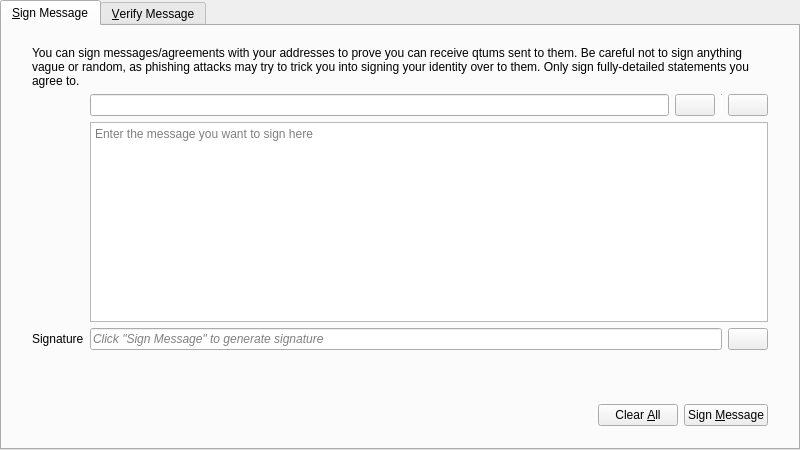
Old version of the form src/qt/forms/signverifymessagedialog.ui in the repository yodynetwork/yody.
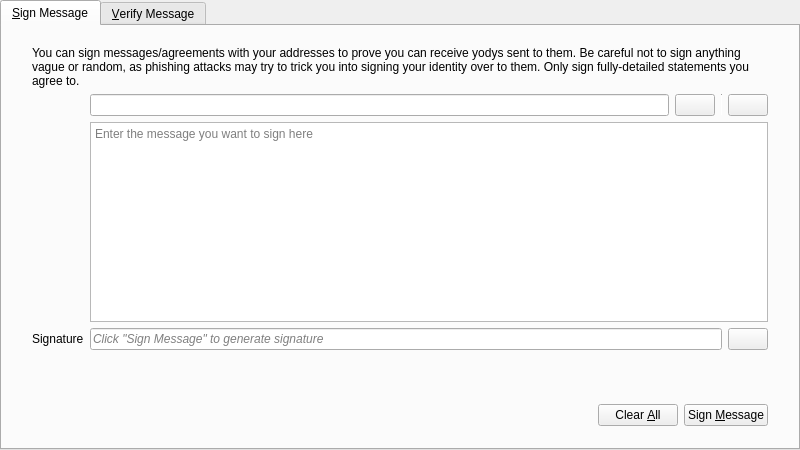
New version of the form. Icons and pictures are not drawn. Custom widgets are drawn as their Qt base class.

Commit message: Change qtum to yody

What changed in the file:
```diff
--- a/src/qt/forms/signverifymessagedialog.ui
+++ b/src/qt/forms/signverifymessagedialog.ui
@@ -196,7 +196,7 @@
            <item row="0" column="0" colspan="2">
             <widget class="QLabel" name="infoLabel_SM">
              <property name="text">
-              <string>You can sign messages/agreements with your addresses to prove you can receive qtums sent to them. Be careful not to sign anything vague or random, as phishing attacks may try to trick you into signing your identity over to them. Only sign fully-detailed statements you agree to.</string>
+              <string>You can sign messages/agreements with your addresses to prove you can receive yodys sent to them. Be careful not to sign anything vague or random, as phishing attacks may try to trick you into signing your identity over to them. Only sign fully-detailed statements you agree to.</string>
              </property>
              <property name="textFormat">
               <enum>Qt::PlainText</enum>
```
Left out of the diff: 2 changed lines with no effect on the pictures. The commit also changes 390 other files.
